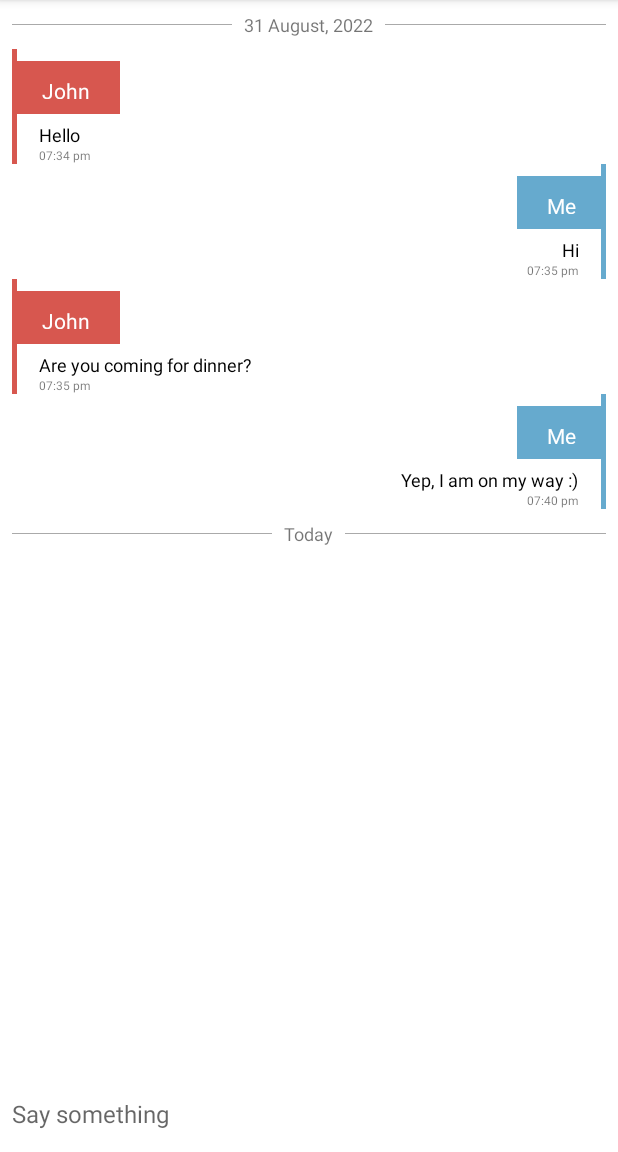
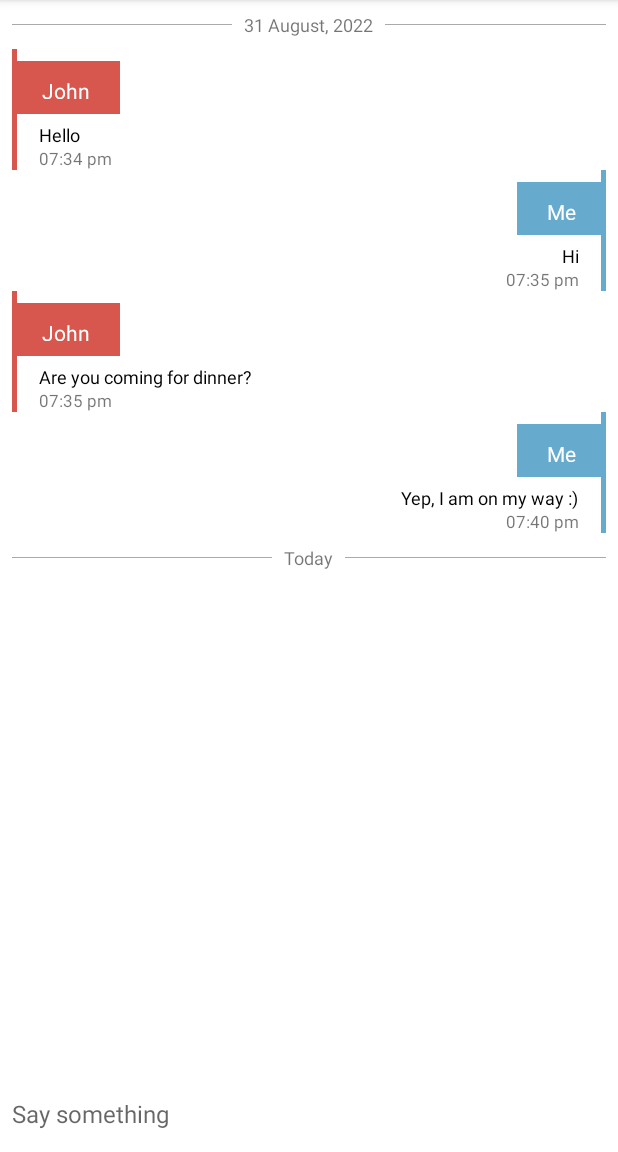
Before and after one commit to salmaanahmed/FlagChatAdapter, an Android app: the screen it shows after launch (MainActivity), on a phone screen of 412 x 824 dp, the part 84-1236 px from its top. Run offline under Robolectric (Android 15) with nearby library versions, the phone set to English and light mode, and no system bars; libraries missing offline, so code that uses them is left out: sasliderdemo.salmaan.ahmsal.

Commit message:
Extracted chat layout sample string resources

```diff
--- a/flagchatadapter/build.gradle
+++ b/flagchatadapter/build.gradle
@@ -35,4 +35,5 @@ dependencies {
     implementation fileTree(dir: 'libs', include: ['*.jar'])
     implementation 'androidx.core:core-ktx:1.8.0'
     implementation 'androidx.appcompat:appcompat:1.4.2'
+    implementation 'com.google.android.material:material:1.6.1'
 }
--- a/flagchatadapter/src/main/AndroidManifest.xml
+++ b/flagchatadapter/src/main/AndroidManifest.xml
@@ -1,2 +1 @@
-<manifest xmlns:android="http://schemas.android.com/apk/res/android"
-    package="sasliderdemo.salmaan.ahmsal.com.flagchatadapter" />
+<manifest package="sasliderdemo.salmaan.ahmsal.com.flagchatadapter" />
--- a/flagchatadapter/src/main/res/layout/cell_chat.xml
+++ b/flagchatadapter/src/main/res/layout/cell_chat.xml
@@ -4,20 +4,23 @@
     android:id="@+id/root_linear"
     android:layout_width="match_parent"
     android:layout_height="wrap_content"
-    android:animateLayoutChanges="true" >
+    android:animateLayoutChanges="true"
+    >
 
     <LinearLayout
         android:id="@+id/linearLayout"
         android:layout_width="match_parent"
         android:layout_height="wrap_content"
         android:layout_marginHorizontal="16dp"
-        android:orientation="vertical">
+        android:orientation="vertical"
+        >
 
         <View
             android:id="@+id/flagPadding"
             android:layout_marginTop="8dp"
             android:layout_width="match_parent"
-            android:layout_height="35dp" />
+            android:layout_height="35dp"
+            />
 
         <TextView
             android:id="@+id/message"
@@ -26,16 +29,17 @@
             android:textSize="12sp"
             android:paddingTop="5dp"
             android:paddingHorizontal="10dp"
-            android:text="Lorem ipsum dolor sit amet, consectetur adipiscing elit, sed do eiusmod tempor incididunt ut labore et dolore magna aliqua. Ut enim ad minim veniam, quis nostrud exercitation ullamco laboris nisi ut aliquip ex ea commodo consequat. Duis aute irure dolor in reprehenderit in voluptate velit esse cillum dolore eu fugiat nulla pariatur. Excepteur sint occaecat cupidatat non proident, sunt in culpa qui officia deserunt mollit anim id est laborum."
+            android:text="@string/test_chat_text"
             android:textColor="@android:color/black" />
 
         <TextView
             android:id="@+id/time"
             android:layout_width="match_parent"
             android:layout_height="wrap_content"
-            android:text="10:00am"
+            android:text="@string/test_time"
             android:paddingHorizontal="10dp"
-            android:textSize="8sp" />
+            android:textSize="11sp" />
+
     </LinearLayout>
 
     <FrameLayout
@@ -45,7 +49,8 @@
         android:layout_marginHorizontal="8dp"
         android:layout_alignTop="@+id/linearLayout"
         android:layout_alignBottom="@+id/linearLayout"
-        android:background="@color/orange" />
+        android:background="@color/orange"
+        />
 
     <TextView
         android:id="@+id/name"
@@ -57,7 +62,7 @@
         android:paddingVertical="10dp"
         android:paddingHorizontal="20dp"
         android:textSize="14sp"
-        android:text="Name"
+        android:text="@string/name"
         android:textColor="@android:color/white" />
 
 </RelativeLayout>
--- a/flagchatadapter/src/main/res/layout/cell_chat_date.xml
+++ b/flagchatadapter/src/main/res/layout/cell_chat_date.xml
@@ -1,29 +1,39 @@
 <?xml version="1.0" encoding="utf-8"?>
-<RelativeLayout xmlns:android="http://schemas.android.com/apk/res/android"
+<RelativeLayout
+    xmlns:android="http://schemas.android.com/apk/res/android"
     android:id="@+id/root_linear"
     android:layout_width="match_parent"
     android:layout_height="wrap_content"
-    android:animateLayoutChanges="true">
+    android:animateLayoutChanges="true"
+    >
+
     <View
         android:layout_width="match_parent"
         android:layout_height="0.5dp"
         android:layout_marginLeft="@dimen/textview_padding"
         android:layout_toLeftOf="@+id/date"
         android:layout_centerVertical="true"
-        android:background="@android:color/darker_gray" />
+        android:background="@android:color/darker_gray"
+        />
+
+    <TextView
+        android:id="@+id/date"
+        android:layout_width="wrap_content"
+        android:layout_height="wrap_content"
+        android:text="@string/yesterday"
+        android:layout_centerInParent="true"
+        android:padding="@dimen/textview_padding"
+        android:textSize="12sp"
+        />
+
     <View
         android:layout_width="match_parent"
         android:layout_height="0.5dp"
         android:layout_marginRight="@dimen/textview_padding"
         android:layout_toRightOf="@+id/date"
         android:layout_centerVertical="true"
-        android:background="@android:color/darker_gray" />
-    <TextView
-        android:id="@+id/date"
-        android:layout_width="wrap_content"
-        android:layout_height="wrap_content"
-        android:text="Yesterday"
-        android:layout_centerInParent="true"
-        android:padding="@dimen/textview_padding"
-        android:textSize="12sp" />
+        android:background="@android:color/darker_gray"
+        />
+
+
 </RelativeLayout>
--- a/flagchatadapter/src/main/res/values/strings.xml
+++ b/flagchatadapter/src/main/res/values/strings.xml
@@ -1,3 +1,7 @@
 <resources>
     <string name="app_name">FlagChatAdapter</string>
+    <string name="yesterday">Yesterday</string>
+    <string name="test_chat_text">Lorem ipsum dolor sit amet, consectetur adipiscing elit, sed do eiusmod tempor incididunt ut labore et dolore magna aliqua. Ut enim ad minim veniam, quis nostrud exercitation ullamco laboris nisi ut aliquip ex ea commodo consequat. Duis aute irure dolor in reprehenderit in voluptate velit esse cillum dolore eu fugiat nulla pariatur. Excepteur sint occaecat cupidatat non proident, sunt in culpa qui officia deserunt mollit anim id est laborum.</string>
+    <string name="test_time">10:00am</string>
+    <string name="name">Name</string>
 </resources>
```
